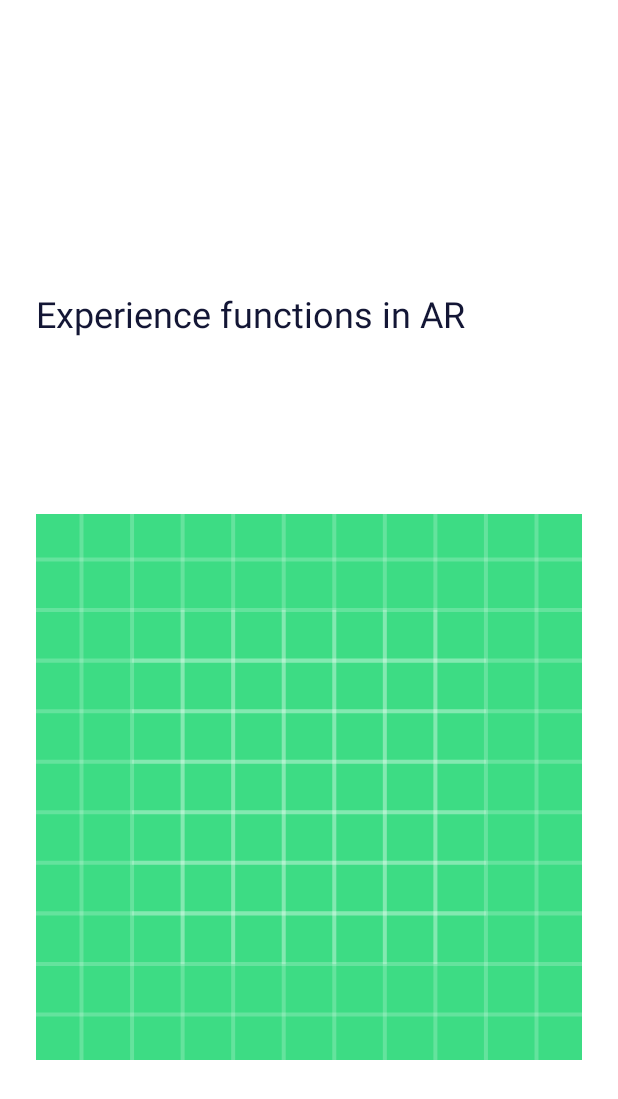
After one commit to ChameeshaRash/Graph-Android-App, an Android app: the layout item_layout.xml on its own in the app's theme, with its tools: preview values and no code run, on a phone screen of 412 x 824 dp. The commit adds this screen. Shown: the top 1099 px of the screen. Run offline under Robolectric (Android 15) with nearby library versions, the phone set to English and light mode, and no system bars.

Commit message:
loading model more Information

```diff
--- a/app/src/main/AndroidManifest.xml
+++ b/app/src/main/AndroidManifest.xml
@@ -18,10 +18,12 @@
             android:exported="true">
             <intent-filter>
                 <action android:name="android.intent.action.MAIN" />
-
                 <category android:name="android.intent.category.LAUNCHER" />
             </intent-filter>
         </activity>
+        <activity
+            android:name=".MainActivity2"
+            android:exported="false" />
     </application>
 
 </manifest>
--- /dev/null
+++ b/app/src/main/java/com/university/graph/ModelItemsInterface.java
@@ -0,0 +1,5 @@
+package com.university.graph;
+
+public interface ModelItemsInterface {
+    void onItemClick(int position);
+}
--- /dev/null
+++ b/app/src/main/res/layout/item_layout.xml
@@ -0,0 +1,36 @@
+<?xml version="1.0" encoding="utf-8"?>
+<RelativeLayout xmlns:android="http://schemas.android.com/apk/res/android"
+    xmlns:tools="http://schemas.android.com/tools"
+    android:layout_width="match_parent"
+    android:layout_height="match_parent"
+    tools:context=".MainActivity2"
+    android:orientation="vertical"
+    android:layout_marginHorizontal="24dp"
+    android:layout_marginTop="48dp"
+    >
+    <TextView
+        android:id="@+id/modelTitle"
+        android:layout_width="match_parent"
+        android:layout_height="wrap_content"
+        android:paddingBottom="96dp"
+        android:textColor="@color/darkBlue"
+        android:textSize="36sp" />
+    <TextView
+        android:id="@+id/modelDescription"
+        android:layout_below="@id/modelTitle"
+        android:layout_width="match_parent"
+        android:layout_height="wrap_content"
+        android:text="@string/home_mainText"
+        android:textColor="@color/darkBlue"
+        android:textSize="24sp" />
+
+    <ImageView
+        android:id="@+id/modelImage"
+        android:layout_below="@id/modelDescription"
+        android:layout_width="match_parent"
+        android:layout_height="match_parent"
+        android:src="@drawable/ic_launcher_background"
+        />
+
+
+</RelativeLayout>
```
Also changed, not shown: app/src/main/java/com/university/graph/MainActivity.java (+18 -4 lines), app/src/main/java/com/university/graph/MainActivity2.java (added, +31 -0 lines), app/src/main/java/com/university/graph/ModelItemsAdapter.java (+18 -5 lines).
